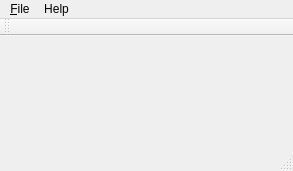
This is src/formFiles/MainWindow.ui in fsest4u/Gemini as Qt 5 draws it before an edit. The edited form follows.
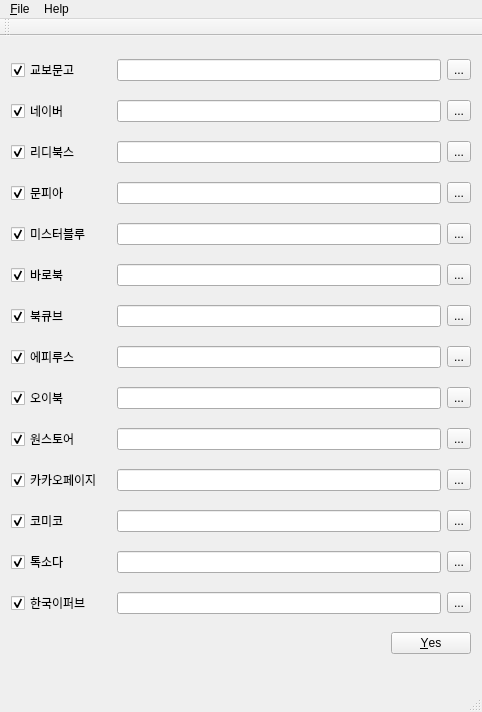
This is the edited form.

Commit message: CP 정산 정보 입력 UI 추가

Diff of the .ui file:
```diff
--- a/src/formFiles/MainWindow.ui
+++ b/src/formFiles/MainWindow.ui
@@ -6,22 +6,612 @@
    <rect>
     <x>0</x>
     <y>0</y>
-    <width>293</width>
-    <height>171</height>
+    <width>482</width>
+    <height>712</height>
    </rect>
   </property>
   <property name="windowTitle">
    <string>Gemini Calculator</string>
   </property>
   <widget class="QWidget" name="centralWidget">
-   <layout class="QGridLayout" name="gridLayout"/>
+   <layout class="QGridLayout" name="gridLayout">
+    <item row="1" column="0" colspan="2">
+     <layout class="QGridLayout" name="NaverLayout">
+      <item row="0" column="0">
+       <widget class="QCheckBox" name="NaverCheckBox">
+        <property name="minimumSize">
+         <size>
+          <width>100</width>
+          <height>0</height>
+         </size>
+        </property>
+        <property name="text">
+         <string>네이버</string>
+        </property>
+        <property name="checked">
+         <bool>true</bool>
+        </property>
+       </widget>
+      </item>
+      <item row="0" column="1">
+       <widget class="QLineEdit" name="NaverFilepath">
+        <property name="enabled">
+         <bool>true</bool>
+        </property>
+        <property name="readOnly">
+         <bool>true</bool>
+        </property>
+       </widget>
+      </item>
+      <item row="0" column="2">
+       <widget class="QToolButton" name="NaverFileButton">
+        <property name="enabled">
+         <bool>true</bool>
+        </property>
+        <property name="text">
+         <string>...</string>
+        </property>
+       </widget>
+      </item>
+     </layout>
+    </item>
+    <item row="2" column="0" colspan="2">
+     <layout class="QGridLayout" name="RidiLayout">
+      <item row="0" column="0">
+       <widget class="QCheckBox" name="RidiCheckBox">
+        <property name="minimumSize">
+         <size>
+          <width>100</width>
+          <height>0</height>
+         </size>
+        </property>
+        <property name="text">
+         <string>리디북스</string>
+        </property>
+        <property name="checked">
+         <bool>true</bool>
+        </property>
+       </widget>
+      </item>
+      <item row="0" column="1">
+       <widget class="QLineEdit" name="RidiFilepath">
+        <property name="enabled">
+         <bool>true</bool>
+        </property>
+        <property name="readOnly">
+         <bool>true</bool>
+        </property>
+       </widget>
+      </item>
+      <item row="0" column="2">
+       <widget class="QToolButton" name="RidiFileButton">
+        <property name="enabled">
+         <bool>true</bool>
+        </property>
+        <property name="text">
+         <string>...</string>
+        </property>
+       </widget>
+      </item>
+     </layout>
+    </item>
+    <item row="5" column="0" colspan="2">
+     <layout class="QGridLayout" name="BarobookLayout">
+      <item row="0" column="0">
+       <widget class="QCheckBox" name="BarobookCheckBox">
+        <property name="minimumSize">
+         <size>
+          <width>100</width>
+          <height>0</height>
+         </size>
+        </property>
+        <property name="text">
+         <string>바로북</string>
+        </property>
+        <property name="checked">
+         <bool>true</bool>
+        </property>
+       </widget>
+      </item>
+      <item row="0" column="1">
+       <widget class="QLineEdit" name="BarobookFilepath">
+        <property name="enabled">
+         <bool>true</bool>
+        </property>
+        <property name="readOnly">
+         <bool>true</bool>
+        </property>
+       </widget>
+      </item>
+      <item row="0" column="2">
+       <widget class="QToolButton" name="BarobookFileButton">
+        <property name="enabled">
+         <bool>true</bool>
+        </property>
+        <property name="text">
+         <string>...</string>
+        </property>
+       </widget>
+      </item>
+     </layout>
+    </item>
+    <item row="9" column="0" colspan="2">
+     <layout class="QGridLayout" name="OnestoreLayout">
+      <item row="0" column="0">
+       <widget class="QCheckBox" name="OnestoreCheckBox">
+        <property name="minimumSize">
+         <size>
+          <width>100</width>
+          <height>0</height>
+         </size>
+        </property>
+        <property name="text">
+         <string>원스토어</string>
+        </property>
+        <property name="checked">
+         <bool>true</bool>
+        </property>
+       </widget>
+      </item>
+      <item row="0" column="1">
+       <widget class="QLineEdit" name="OnestoreFilepath">
+        <property name="enabled">
+         <bool>true</bool>
+        </property>
+        <property name="readOnly">
+         <bool>true</bool>
+        </property>
+       </widget>
+      </item>
+      <item row="0" column="2">
+       <widget class="QToolButton" name="OnestoreFileButton">
+        <property name="enabled">
+         <bool>true</bool>
+        </property>
+        <property name="text">
+         <string>...</string>
+        </property>
+       </widget>
+      </item>
+     </layout>
+    </item>
+    <item row="12" column="0" colspan="2">
+     <layout class="QGridLayout" name="TocsodaLayout">
+      <item row="0" column="0">
+       <widget class="QCheckBox" name="TocsodaCheckBox">
+        <property name="minimumSize">
+         <size>
+          <width>100</width>
+          <height>0</height>
+         </size>
+        </property>
+        <property name="text">
+         <string>톡소다</string>
+        </property>
+        <property name="checked">
+         <bool>true</bool>
+        </property>
+       </widget>
+      </item>
+      <item row="0" column="1">
+       <widget class="QLineEdit" name="TocsodaFilepath">
+        <property name="enabled">
+         <bool>true</bool>
+        </property>
+        <property name="readOnly">
+         <bool>true</bool>
+        </property>
+       </widget>
+      </item>
+      <item row="0" column="2">
+       <widget class="QToolButton" name="TocsodaFileButton">
+        <property name="enabled">
+         <bool>true</bool>
+        </property>
+        <property name="text">
+         <string>...</string>
+        </property>
+       </widget>
+      </item>
+     </layout>
+    </item>
+    <item row="13" column="0" colspan="2">
+     <layout class="QGridLayout" name="KepubLayout">
+      <item row="0" column="0">
+       <widget class="QCheckBox" name="KepubCheckBox">
+        <property name="minimumSize">
+         <size>
+          <width>100</width>
+          <height>0</height>
+         </size>
+        </property>
+        <property name="text">
+         <string>한국이퍼브</string>
+        </property>
+        <property name="checked">
+         <bool>true</bool>
+        </property>
+       </widget>
+      </item>
+      <item row="0" column="1">
+       <widget class="QLineEdit" name="KepubFilepath">
+        <property name="enabled">
+         <bool>true</bool>
+        </property>
+        <property name="readOnly">
+         <bool>true</bool>
+        </property>
+       </widget>
+      </item>
+      <item row="0" column="2">
+       <widget class="QToolButton" name="KepubFileButton">
+        <property name="enabled">
+         <bool>true</bool>
+        </property>
+        <property name="text">
+         <string>...</string>
+        </property>
+       </widget>
+      </item>
+     </layout>
+    </item>
+    <item row="6" column="0" colspan="2">
+     <layout class="QGridLayout" name="BookcubeLayout">
+      <item row="0" column="0">
+       <widget class="QCheckBox" name="BookcubeCheckBox">
+        <property name="minimumSize">
+         <size>
+          <width>100</width>
+          <height>0</height>
+         </size>
+        </property>
+        <property name="text">
+         <string>북큐브</string>
+        </property>
+        <property name="checked">
+         <bool>true</bool>
+        </property>
+       </widget>
+      </item>
+      <item row="0" column="1">
+       <widget class="QLineEdit" name="BookcubeFilepath">
+        <property name="enabled">
+         <bool>true</bool>
+        </property>
+        <property name="readOnly">
+         <bool>true</bool>
+        </property>
+       </widget>
+      </item>
+      <item row="0" column="2">
+       <widget class="QToolButton" name="BookcubeFileButton">
+        <property name="enabled">
+         <bool>true</bool>
+        </property>
+        <property name="text">
+         <string>...</string>
+        </property>
+       </widget>
+      </item>
+     </layout>
+    </item>
+    <item row="3" column="0" colspan="2">
+     <layout class="QGridLayout" name="MunpiaLayout">
+      <item row="0" column="0">
+       <widget class="QCheckBox" name="MunpiaCheckBox">
+        <property name="minimumSize">
+         <size>
+          <width>100</width>
+          <height>0</height>
+         </size>
+        </property>
+        <property name="text">
+         <string>문피아</string>
+        </property>
+        <property name="checked">
+         <bool>true</bool>
+        </property>
+       </widget>
+      </item>
+      <item row="0" column="1">
+       <widget class="QLineEdit" name="MunpiaFilepath">
+        <property name="enabled">
+         <bool>true</bool>
+        </property>
+        <property name="readOnly">
+         <bool>true</bool>
+        </property>
+       </widget>
+      </item>
+      <item row="0" column="2">
+       <widget class="QToolButton" name="MunpiaFileButton">
+        <property name="enabled">
+         <bool>true</bool>
+        </property>
+        <property name="text">
+         <string>...</string>
+        </property>
+       </widget>
+      </item>
+     </layout>
+    </item>
+    <item row="11" column="0" colspan="2">
+     <layout class="QGridLayout" name="ComicoLayout">
+      <item row="0" column="0">
+       <widget class="QCheckBox" name="ComicoCheckBox">
+        <property name="minimumSize">
+         <size>
+          <width>100</width>
+          <height>0</height>
+         </size>
+        </property>
+        <property name="text">
+         <string>코미코</string>
+        </property>
+        <property name="checked">
+         <bool>true</bool>
+        </property>
+       </widget>
+      </item>
+      <item row="0" column="1">
+       <widget class="QLineEdit" name="ComicoFilepath">
+        <property name="enabled">
+         <bool>true</bool>
+        </property>
+        <property name="readOnly">
+         <bool>true</bool>
+        </property>
+       </widget>
+      </item>
+      <item row="0" column="2">
+       <widget class="QToolButton" name="ComicoFileButton">
+        <property name="enabled">
+         <bool>true</bool>
+        </property>
+        <property name="text">
+         <string>...</string>
+        </property>
+       </widget>
+      </item>
+     </layout>
+    </item>
+    <item row="4" column="0" colspan="2">
+     <layout class="QGridLayout" name="MrblueLayout">
+      <item row="0" column="0">
+       <widget class="QCheckBox" name="MrblueCheckBox">
+        <property name="minimumSize">
+         <size>
+          <width>100</width>
+          <height>0</height>
+         </size>
+        </property>
+        <property name="text">
+         <string>미스터블루</string>
+        </property>
+        <property name="checked">
+         <bool>true</bool>
+        </property>
+       </widget>
+      </item>
+      <item row="0" column="1">
+       <widget class="QLineEdit" name="MrblueFilepath">
+        <property name="enabled">
+         <bool>true</bool>
+        </property>
+        <property name="readOnly">
+         <bool>true</bool>
+        </property>
+       </widget>
+      </item>
+      <item row="0" column="2">
+       <widget class="QToolButton" name="MrblueFileButton">
+        <property name="enabled">
+         <bool>true</bool>
+        </property>
+        <property name="text">
+         <string>...</string>
+        </property>
+       </widget>
+      </item>
+     </layout>
+    </item>
+    <item row="7" column="0" colspan="2">
+     <layout class="QGridLayout" name="EpyrusLayout">
+      <item row="0" column="0">
+       <widget class="QCheckBox" name="EpyrusCheckBox">
+        <property name="minimumSize">
+         <size>
+          <width>100</width>
+          <height>0</height>
+         </size>
+        </property>
+        <property name="text">
+         <string>에피루스</string>
+        </property>
+        <property name="checked">
+         <bool>true</bool>
+        </property>
+       </widget>
+      </item>
+      <item row="0" column="1">
+       <widget class="QLineEdit" name="EpyrusFilepath">
+        <property name="enabled">
+         <bool>true</bool>
+        </property>
+        <property name="readOnly">
+         <bool>true</bool>
+        </property>
+       </widget>
+      </item>
+      <item row="0" column="2">
+       <widget class="QToolButton" name="EpyrusFileButton">
+        <property name="enabled">
+         <bool>true</bool>
+        </property>
+        <property name="text">
+         <string>...</string>
+        </property>
+       </widget>
+      </item>
+     </layout>
+    </item>
+    <item row="8" column="0" colspan="2">
+     <layout class="QGridLayout" name="OebookLayout">
+      <item row="0" column="0">
+       <widget class="QCheckBox" name="OebookCheckBox">
+        <property name="minimumSize">
+         <size>
+          <width>100</width>
+          <height>0</height>
+         </size>
+        </property>
+        <property name="text">
+         <string>오이북</string>
+        </property>
+        <property name="checked">
+         <bool>true</bool>
+        </property>
+       </widget>
+      </item>
+      <item row="0" column="1">
+       <widget class="QLineEdit" name="OebookFilepath">
+        <property name="enabled">
+         <bool>true</bool>
+        </property>
+        <property name="readOnly">
+         <bool>true</bool>
+        </property>
+       </widget>
+      </item>
+      <item row="0" column="2">
+       <widget class="QToolButton" name="OebookFileButton">
+        <property name="enabled">
+         <bool>true</bool>
+        </property>
+        <property name="text">
+         <string>...</string>
+        </property>
+       </widget>
+      </item>
+     </layout>
+    </item>
+    <item row="10" column="0" colspan="2">
+     <layout class="QGridLayout" name="KakaoLayout">
+      <item row="0" column="0">
+       <widget class="QCheckBox" name="KakaoCheckBox">
+        <property name="minimumSize">
+         <size>
+          <width>100</width>
+          <height>0</height>
+         </size>
+        </property>
+        <property name="text">
+         <string>카카오페이지</string>
+        </property>
+        <property name="checked">
+         <bool>true</bool>
+        </property>
+       </widget>
+      </item>
+      <item row="0" column="1">
+       <widget class="QLineEdit" name="KakaoFilepath">
+        <property name="enabled">
+         <bool>true</bool>
+        </property>
+        <property name="readOnly">
+         <bool>true</bool>
+        </property>
+       </widget>
+      </item>
+      <item row="0" column="2">
+       <widget class="QToolButton" name="KakaoFileButton">
+        <property name="enabled">
+         <bool>true</bool>
+        </property>
+        <property name="text">
+         <string>...</string>
+        </property>
+       </widget>
+      </item>
+     </layout>
+    </item>
+    <item row="0" column="0" colspan="2">
+     <layout class="QGridLayout" name="KyoboLayout">
+      <item row="0" column="0">
+       <widget class="QCheckBox" name="KyoboCheckBox">
+        <property name="minimumSize">
+         <size>
+          <width>100</width>
+          <height>0</height>
+         </size>
+        </property>
+        <property name="text">
+         <string>교보문고</string>
+        </property>
+        <property name="checked">
+         <bool>true</bool>
+        </property>
+       </widget>
+      </item>
+      <item row="0" column="1">
+       <widget class="QLineEdit" name="KyoboFilepath">
+        <property name="enabled">
+         <bool>true</bool>
+        </property>
+        <property name="readOnly">
+         <bool>true</bool>
+        </property>
+       </widget>
+      </item>
+      <item row="0" column="2">
+       <widget class="QToolButton" name="KyoboFileButton">
+        <property name="enabled">
+         <bool>true</bool>
+        </property>
+        <property name="text">
+         <string>...</string>
+        </property>
+       </widget>
+      </item>
+     </layout>
+    </item>
+    <item row="14" column="1">
+     <widget class="QDialogButtonBox" name="buttonBox">
+      <property name="enabled">
+       <bool>true</bool>
+      </property>
+      <property name="layoutDirection">
+       <enum>Qt::LeftToRight</enum>
+      </property>
+      <property name="standardButtons">
+       <set>QDialogButtonBox::Yes</set>
+      </property>
+      <property name="centerButtons">
+       <bool>false</bool>
+      </property>
+     </widget>
+    </item>
+    <item row="14" column="0">
+     <spacer name="horizontalSpacer_4">
+      <property name="orientation">
+       <enum>Qt::Horizontal</enum>
+      </property>
+      <property name="sizeHint" stdset="0">
+       <size>
+        <width>222</width>
+        <height>20</height>
+       </size>
+      </property>
+     </spacer>
+    </item>
+   </layout>
   </widget>
   <widget class="QMenuBar" name="menuBar">
    <property name="geometry">
     <rect>
      <x>0</x>
      <y>0</y>
-     <width>293</width>
+     <width>482</width>
      <height>21</height>
     </rect>
    </property>
```
Left out of the diff: 9 changed lines with no effect on the pictures. The commit also changes 6 other files.
